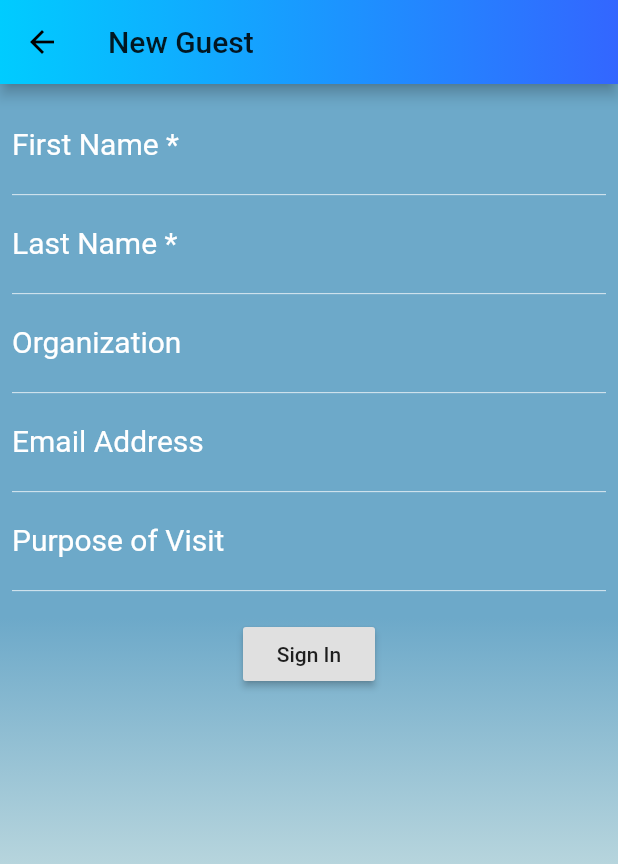
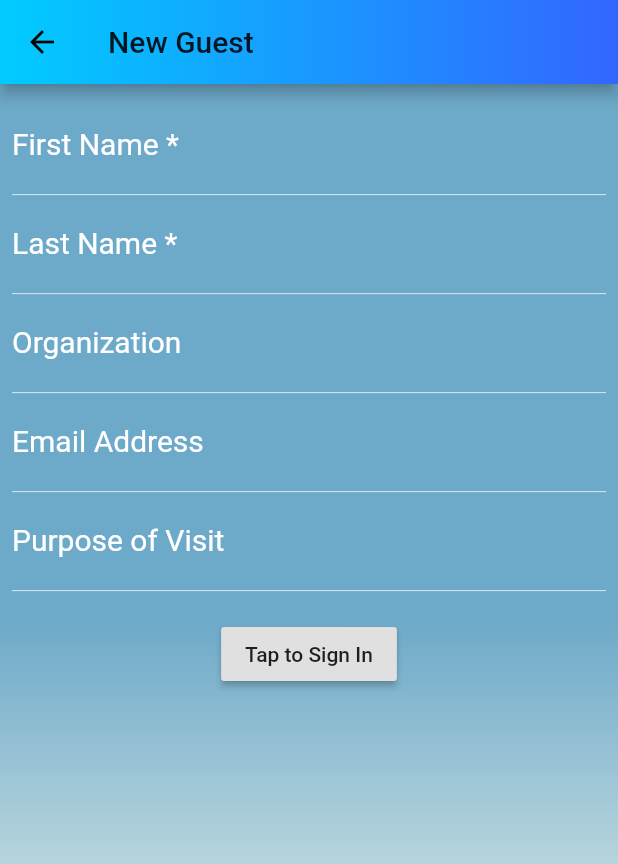
Before and after one commit to andrealswa/epicentrelogin, a Flutter app: the newUser screen opened directly, on a phone screen of 412 x 824 dp. Shown: the top 864 px of the screen. Run offline on Flutter 3.47's test engine with Material 2 defaults, Android fonts, the phone set to English and light mode, and no system bars; our stand-ins replace cloud_firestore; accounts and stored records are empty; Roboto replaces fonts that are missing (AvenirLight).

Commit message:
changes around tap to sign in and tap to sign out text to be more consistent and concise

```diff
--- a/lib/signIn.newUser.dart
+++ b/lib/signIn.newUser.dart
@@ -245,7 +245,7 @@ class _newUserState extends State<newUser> {
                               globalKey.currentState.showSnackBar(snackBar);
                             }
                           },
-                          child: Text('Sign In'),
+                          child: Text('Tap to Sign In'),
                         ),
                       ),
 
--- a/lib/signOut.dart
+++ b/lib/signOut.dart
@@ -136,7 +136,7 @@ Widget _buildListItem(BuildContext context, DocumentSnapshot data) {
                 semanticLabel: 'Text to announce in accessibility modes',
               ),
             ),
-            Text('Tap here to Sign Out'),
+            Text('Tap to Sign Out'),
             SizedBox(width: 25),
             Text(record.name),
           ],
```
